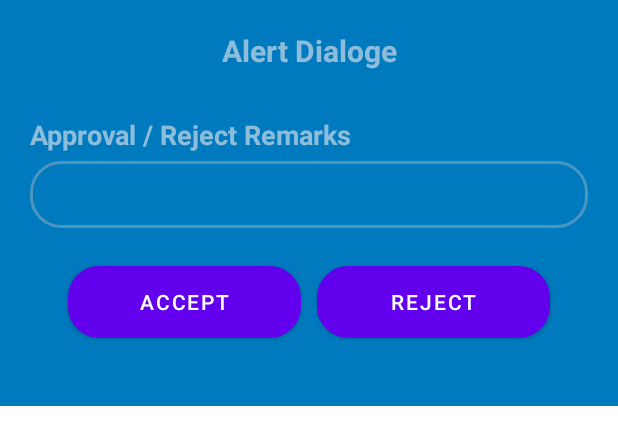
After one commit to MUhammadasadnazar/SchoolMangementSystem1, an Android app: the layout dialogeacceptreject.xml on its own in the app's theme, with its tools: preview values and no code run, on a phone screen of 412 x 824 dp. The commit adds this screen. Shown: the top 445 px of the screen. Run offline under Robolectric (Android 15) with nearby library versions, the phone set to English and light mode, and no system bars.

Commit message:
06/02
Leave request Approval

```diff
--- a/app/src/main/java/com/example/schoolmangementsystem1/LeaveRequest/NewLeaveRequest.java
+++ b/app/src/main/java/com/example/schoolmangementsystem1/LeaveRequest/NewLeaveRequest.java
@@ -1,6 +1,7 @@
 package com.example.schoolmangementsystem1.LeaveRequest;
 
 import java.util.Calendar;
+import java.util.UUID;
 
 import com.example.schoolmangementsystem1.MainActivity;
 import com.example.schoolmangementsystem1.R;
@@ -52,6 +53,8 @@ public class NewLeaveRequest extends AppCompatActivity {
 	public void SubmitNewRequest(View view){
 		String timestamp = Calendar.getInstance().getTime().toString();
 
+		String uuid = UUID.randomUUID()+"";
+
 		LeaveReq leaveReq = new LeaveReq();
 		leaveReq.date1 = date1;
 		leaveReq.date2 = date2;
@@ -61,8 +64,9 @@ public class NewLeaveRequest extends AppCompatActivity {
 		leaveReq.ReqStatus = "waiting";
 		leaveReq.Timespan = timestamp;
 		leaveReq.stdUid = stduid;
+		leaveReq.reqid = uuid;
 
-		reference.child("Leave").push().setValue(leaveReq);
+		reference.child("Leave").child(uuid).setValue(leaveReq);
 
 		Toast.makeText(this, "Requested Submitted Successfully...", Toast.LENGTH_SHORT).show();
 
--- a/app/src/main/java/com/example/schoolmangementsystem1/MainActivity.java
+++ b/app/src/main/java/com/example/schoolmangementsystem1/MainActivity.java
@@ -88,8 +88,6 @@ public class MainActivity extends AppCompatActivity {
         if (!isMyServiceRunning(mYourService.getClass())) {
             startService(strtservice);
         }
-
-
     }
 
     @Override
--- a/app/src/main/res/layout/activity_main.xml
+++ b/app/src/main/res/layout/activity_main.xml
@@ -29,6 +29,7 @@
                     android:layout_width="match_parent"
                     android:layout_height="wrap_content">
                 <LinearLayout
+                        android:visibility="gone"
                         android:id="@+id/_linearlayoutstdentsubject"
                         android:orientation="horizontal"
                         android:layout_width="match_parent"
--- /dev/null
+++ b/app/src/main/res/layout/dialogeacceptreject.xml
@@ -0,0 +1,62 @@
+<?xml version="1.0" encoding="utf-8"?>
+<LinearLayout xmlns:android="http://schemas.android.com/apk/res/android"
+        xmlns:app="http://schemas.android.com/apk/res-auto"
+        android:orientation="vertical"
+        android:padding="20dp"
+        android:gravity="center"
+        android:background="@color/mainbgcolor"
+        android:layout_width="match_parent"
+        android:layout_height="wrap_content">
+
+    <TextView
+            android:gravity="center"
+            android:layout_marginBottom="30dp"
+            android:textStyle="bold"
+            android:textColor="@color/offwhite"
+            android:textSize="20dp"
+            android:text="Alert Dialoge"
+            android:layout_width="match_parent"
+            android:layout_height="wrap_content"></TextView>
+
+    <TextView
+            android:textColor="@color/offwhite"
+             android:textStyle="bold"
+            android:textSize="18dp"
+            android:text="Approval / Reject Remarks"
+            android:layout_width="match_parent"
+            android:layout_height="wrap_content"></TextView>
+
+        <EditText
+                android:background="@drawable/bordershape1"
+                 android:id="@+id/_edtapprovalremarks"
+                android:textColor="@color/offwhite"
+                android:layout_marginTop="5dp"
+                android:padding="10dp"
+                 android:layout_width="match_parent"
+                android:layout_height="wrap_content"></EditText>
+
+
+    <LinearLayout
+            android:layout_margin="20dp"
+            android:orientation="horizontal"
+            android:layout_width="match_parent"
+            android:layout_height="wrap_content">
+        <Button
+                android:id="@+id/_btnaccept"
+                android:background="@drawable/bordershape1"
+                android:layout_margin="5dp"
+                android:text="Accept"
+                android:layout_width="0dp"
+            android:layout_weight="1"
+                android:layout_height="wrap_content"></Button>
+        <Button
+                android:id="@+id/_btnreject"
+                android:background="@drawable/bordershape1"
+                android:layout_margin="5dp"
+                android:text="Reject"
+                android:layout_width="0dp"
+            android:layout_weight="1"
+                android:layout_height="wrap_content"></Button>
+    </LinearLayout>
+
+</LinearLayout>
--- a/app/src/main/res/layout/singleleaverequest.xml
+++ b/app/src/main/res/layout/singleleaverequest.xml
@@ -5,10 +5,16 @@
         android:layout_marginVertical="10dp"
         android:paddingVertical="5dp"
         android:paddingHorizontal="10dp"
+        android:id="@+id/_linearlayoutrequest"
         android:background="@drawable/edttextbg"
         android:layout_width="match_parent"
         android:layout_height="wrap_content">
 
+    <TextView
+            android:visibility="gone"
+            android:id="@+id/_tvstdname"
+            android:layout_width="match_parent"
+            android:layout_height="wrap_content"></TextView>
 
     <LinearLayout
             android:layout_width="match_parent"
```
Also changed, not shown: app/src/main/java/com/example/schoolmangementsystem1/LeaveRequest/AdapterLeaveRequestList.java (+31 -2 lines), app/src/main/java/com/example/schoolmangementsystem1/LeaveRequest/LeaveReq.java (+27 -0 lines), app/src/main/java/com/example/schoolmangementsystem1/LeaveRequest/StdRequestList.java (+154 -19 lines).
